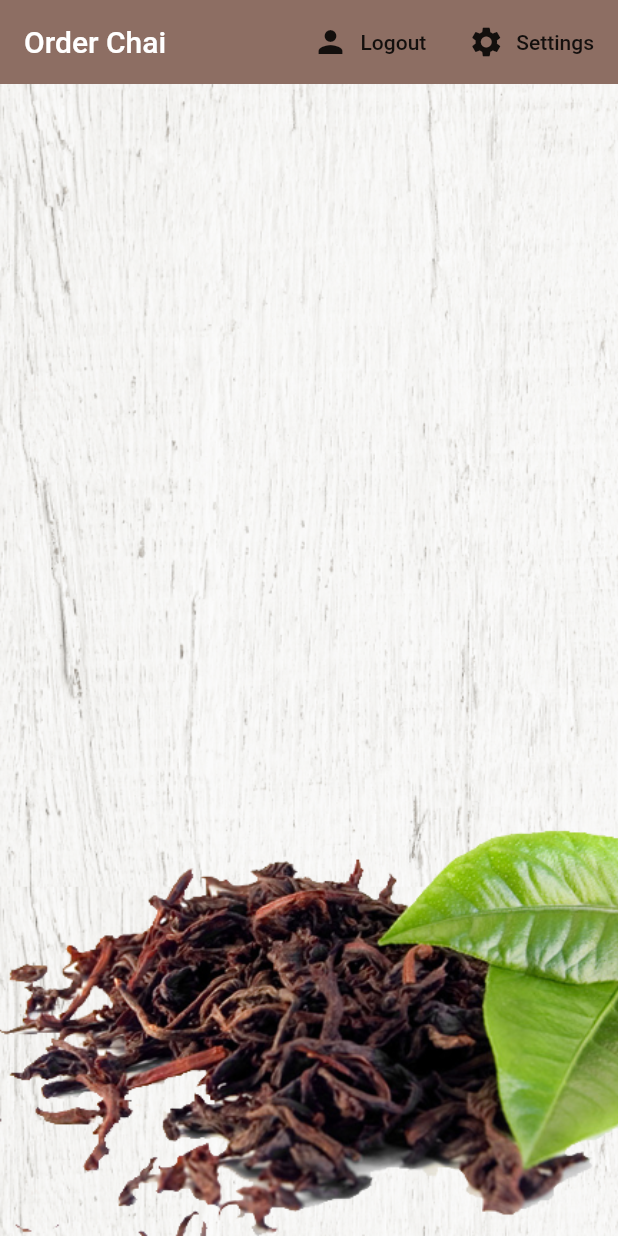
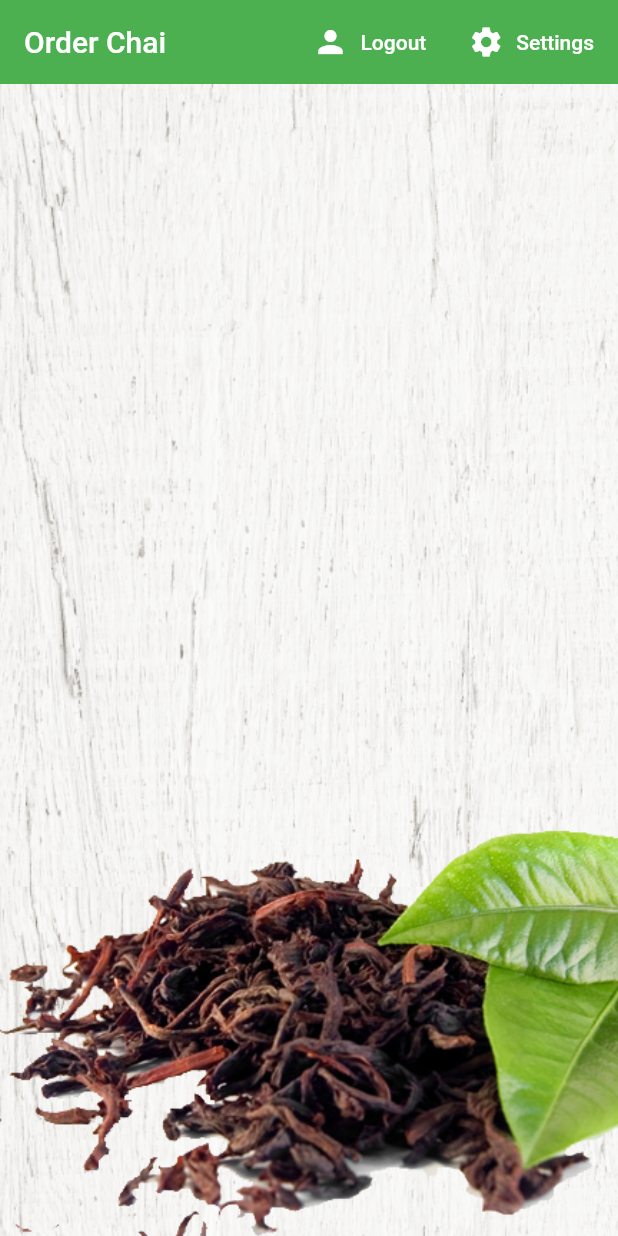
Before and after one commit to abdulalikhan/order_chai, a Flutter app: the screen it shows once a user with an empty profile is signed in, after a tap on "Logout", on a phone screen of 412 x 824 dp. Run offline on Flutter 3.47's test engine with Material 2 defaults, Android fonts, the phone set to English and light mode, and no system bars; our stand-ins replace cloud_firestore, firebase_auth, flutter_spinkit; accounts and stored records are empty.

Commit message:
Updated the interface

```diff
--- a/lib/main.dart
+++ b/lib/main.dart
@@ -14,6 +14,7 @@ class MyApp extends StatelessWidget {
     return StreamProvider<User>.value(
       value: AuthService().user,
       child: MaterialApp(
+        debugShowCheckedModeBanner: false,
         home: Wrapper(),
       ),
     );
--- a/lib/screens/authenticate/register.dart
+++ b/lib/screens/authenticate/register.dart
@@ -26,18 +26,22 @@ class _RegisterState extends State<Register> {
     return loading
         ? Loading()
         : Scaffold(
-            backgroundColor: Colors.brown[100],
+            backgroundColor: Colors.blueGrey[100],
             appBar: AppBar(
-              backgroundColor: Colors.brown[400],
+              backgroundColor: Colors.green[500],
               elevation: 0.0,
-              title: Text('Sign up Order Chai'),
+              title: Text('Sign Up to Order Chai'),
               actions: [
                 FlatButton.icon(
                   icon: Icon(
                     Icons.person,
+                    color: Colors.white,
                   ),
                   label: Text(
                     'Sign In',
+                    style: TextStyle(
+                      color: Colors.white,
+                    ),
                   ),
                   onPressed: () {
                     widget.toggleView();
@@ -87,7 +91,7 @@ class _RegisterState extends State<Register> {
                       height: 20,
                     ),
                     RaisedButton(
-                      color: Colors.pink[400],
+                      color: Colors.green[500],
                       child: Text(
                         'Register',
                         style: TextStyle(
--- a/lib/screens/authenticate/sign_in.dart
+++ b/lib/screens/authenticate/sign_in.dart
@@ -26,18 +26,22 @@ class _SignInState extends State<SignIn> {
     return loading
         ? Loading()
         : Scaffold(
-            backgroundColor: Colors.brown[100],
+            backgroundColor: Colors.blueGrey[100],
             appBar: AppBar(
-              backgroundColor: Colors.brown[400],
+              backgroundColor: Colors.green[500],
               elevation: 0.0,
-              title: Text('Sign in to Order Chai'),
+              title: Text('Sign In to Order Chai'),
               actions: [
                 FlatButton.icon(
                   icon: Icon(
                     Icons.person,
+                    color: Colors.white,
                   ),
                   label: Text(
                     'Register',
+                    style: TextStyle(
+                      color: Colors.white,
+                    ),
                   ),
                   onPressed: () {
                     widget.toggleView();
@@ -87,7 +91,7 @@ class _SignInState extends State<SignIn> {
                       height: 20,
                     ),
                     RaisedButton(
-                      color: Colors.pink[400],
+                      color: Colors.green[500],
                       child: Text(
                         'Sign in',
                         style: TextStyle(
--- a/lib/screens/home/home.dart
+++ b/lib/screens/home/home.dart
@@ -32,19 +32,35 @@ class Home extends StatelessWidget {
           title: Text(
             'Order Chai',
           ),
-          backgroundColor: Colors.brown[400],
+          backgroundColor: Colors.green[500],
           elevation: 0.0,
           actions: [
             FlatButton.icon(
-              icon: Icon(Icons.person),
+              icon: Icon(
+                Icons.person,
+                color: Colors.white,
+              ),
               onPressed: () async {
                 await _auth.signOut();
               },
-              label: Text('Logout'),
+              label: Text(
+                'Logout',
+                style: TextStyle(
+                  color: Colors.white,
+                ),
+              ),
             ),
             FlatButton.icon(
-              icon: Icon(Icons.settings),
-              label: Text('Settings'),
+              icon: Icon(
+                Icons.settings,
+                color: Colors.white,
+              ),
+              label: Text(
+                'Settings',
+                style: TextStyle(
+                  color: Colors.white,
+                ),
+              ),
               onPressed: () => _showSettingsPanel(),
             )
           ],
--- a/lib/shared/constants.dart
+++ b/lib/shared/constants.dart
@@ -11,7 +11,7 @@ const textInputDecoration = InputDecoration(
   ),
   focusedBorder: OutlineInputBorder(
     borderSide: BorderSide(
-      color: Colors.pink,
+      color: Colors.green,
       width: 2.0,
     ),
   ),
--- a/lib/shared/loading.dart
+++ b/lib/shared/loading.dart
@@ -5,10 +5,10 @@ class Loading extends StatelessWidget {
   @override
   Widget build(BuildContext context) {
     return Container(
-      color: Colors.brown[100],
+      color: Colors.blueGrey[100],
       child: Center(
         child: SpinKitChasingDots(
-          color: Colors.brown,
+          color: Colors.green[500],
           size: 50.0,
         ),
       ),
```
Also changed, not shown: 1 other file.
